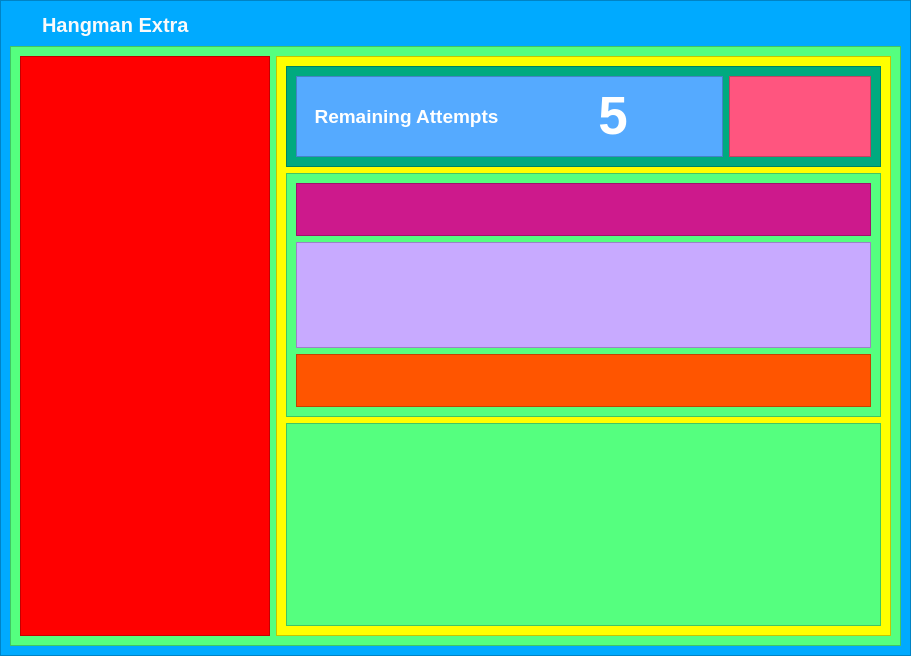
Old version of the form assets/ui/main.ui in the repository cis3296f22/prj-04-hangmanai.
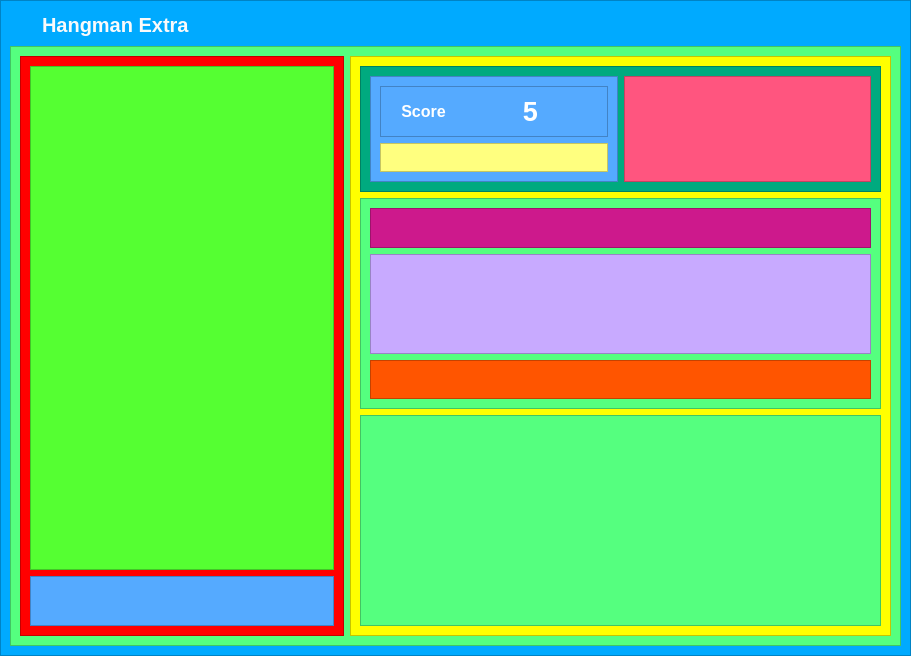
New version of the form. Icons and pictures are not drawn.

Commit message: Life view created and connected with game

Patch:
```diff
--- a/assets/ui/main.ui
+++ b/assets/ui/main.ui
@@ -279,9 +279,9 @@
         </property>
         <layout class="QHBoxLayout" name="horizontalLayout_2">
          <item>
-          <widget class="QFrame" name="hangmanView">
+          <widget class="QFrame" name="hangmanViewContainer">
            <property name="sizePolicy">
-            <sizepolicy hsizetype="Fixed" vsizetype="Preferred">
+            <sizepolicy hsizetype="Minimum" vsizetype="Preferred">
              <horstretch>3</horstretch>
              <verstretch>0</verstretch>
             </sizepolicy>
@@ -302,12 +302,52 @@
            <property name="frameShadow">
             <enum>QFrame::Raised</enum>
            </property>
+           <layout class="QVBoxLayout" name="verticalLayout_6">
+            <item>
+             <widget class="QFrame" name="hangmanView">
+              <property name="sizePolicy">
+               <sizepolicy hsizetype="Preferred" vsizetype="Preferred">
+                <horstretch>0</horstretch>
+                <verstretch>10</verstretch>
+               </sizepolicy>
+              </property>
+              <property name="styleSheet">
+               <string notr="true">background-color: rgb(85, 255, 50);</string>
+              </property>
+              <property name="frameShape">
+               <enum>QFrame::StyledPanel</enum>
+              </property>
+              <property name="frameShadow">
+               <enum>QFrame::Raised</enum>
+              </property>
+             </widget>
+            </item>
+            <item>
+             <widget class="QFrame" name="lifeView">
+              <property name="sizePolicy">
+               <sizepolicy hsizetype="Preferred" vsizetype="MinimumExpanding">
+                <horstretch>0</horstretch>
+                <verstretch>1</verstretch>
+               </sizepolicy>
+              </property>
+              <property name="styleSheet">
+               <string notr="true">background-color: rgb(85, 170, 255);</string>
+              </property>
+              <property name="frameShape">
+               <enum>QFrame::StyledPanel</enum>
+              </property>
+              <property name="frameShadow">
+               <enum>QFrame::Raised</enum>
+              </property>
+             </widget>
+            </item>
+           </layout>
           </widget>
          </item>
          <item>
           <widget class="QFrame" name="gameContentsView">
            <property name="sizePolicy">
-            <sizepolicy hsizetype="Preferred" vsizetype="Preferred">
+            <sizepolicy hsizetype="MinimumExpanding" vsizetype="Preferred">
              <horstretch>5</horstretch>
              <verstretch>0</verstretch>
             </sizepolicy>
@@ -333,7 +373,7 @@
               <property name="sizePolicy">
                <sizepolicy hsizetype="Preferred" vsizetype="Preferred">
                 <horstretch>0</horstretch>
-                <verstretch>2</verstretch>
+                <verstretch>3</verstretch>
                </sizepolicy>
               </property>
               <property name="styleSheet">
@@ -350,7 +390,7 @@
                 <widget class="QFrame" name="remainingAttemptsContainerView">
                  <property name="sizePolicy">
                   <sizepolicy hsizetype="Preferred" vsizetype="Preferred">
-                   <horstretch>3</horstretch>
+                   <horstretch>2</horstretch>
                    <verstretch>0</verstretch>
                   </sizepolicy>
                  </property>
@@ -363,16 +403,37 @@
                  <property name="frameShadow">
                   <enum>QFrame::Raised</enum>
                  </property>
-                 <layout class="QHBoxLayout" name="horizontalLayout_4">
+                 <layout class="QVBoxLayout" name="verticalLayout_7">
                   <item>
-                   <widget class="QLabel" name="remaningAttemptsLabel">
+                   <widget class="QFrame" name="frame">
+                    <property name="sizePolicy">
+                     <sizepolicy hsizetype="Preferred" vsizetype="Preferred">
+                      <horstretch>1</horstretch>
+                      <verstretch>1</verstretch>
+                     </sizepolicy>
+                    </property>
+                    <property name="frameShape">
+                     <enum>QFrame::StyledPanel</enum>
+                    </property>
+                    <property name="frameShadow">
+                     <enum>QFrame::Raised</enum>
+                    </property>
+                    <layout class="QHBoxLayout" name="horizontalLayout">
+                     <item>
+                      <widget class="QLabel" name="scoreLabel">
+                       <property name="sizePolicy">
+                        <sizepolicy hsizetype="Preferred" vsizetype="Preferred">
+                         <horstretch>1</horstretch>
+                         <verstretch>0</verstretch>
+                        </sizepolicy>
+                       </property>
                     <property name="styleSheet">
                      <string notr="true">color: white;
-font-size: 14pt;
+font-size: 12pt;
 font-weight: bold;</string>
                     </property>
                     <property name="text">
-                     <string>Remaining Attempts</string>
+                        <string>Score</string>
                     </property>
                     <property name="alignment">
                      <set>Qt::AlignCenter</set>
@@ -381,9 +442,15 @@
                   </item>
                   <item>
                    <widget class="QLabel" name="remainingAttemptsNumLabel">
+                       <property name="sizePolicy">
+                        <sizepolicy hsizetype="Preferred" vsizetype="Preferred">
+                         <horstretch>2</horstretch>
+                         <verstretch>0</verstretch>
+                        </sizepolicy>
+                       </property>
                     <property name="styleSheet">
                      <string notr="true">color: white;
-font-size: 40pt;
+font-size: 20pt;
 font-weight: bold;</string>
                     </property>
                     <property name="text">
@@ -401,10 +468,32 @@
                 </widget>
                </item>
                <item>
+                   <widget class="QFrame" name="frame_2">
+                    <property name="sizePolicy">
+                     <sizepolicy hsizetype="Preferred" vsizetype="Preferred">
+                      <horstretch>1</horstretch>
+                      <verstretch>1</verstretch>
+                     </sizepolicy>
+                    </property>
+                    <property name="styleSheet">
+                     <string notr="true">background-color: rgb(255, 255, 127);</string>
+                    </property>
+                    <property name="frameShape">
+                     <enum>QFrame::StyledPanel</enum>
+                    </property>
+                    <property name="frameShadow">
+                     <enum>QFrame::Raised</enum>
+                    </property>
+                   </widget>
+                  </item>
+                 </layout>
+                </widget>
+               </item>
+               <item>
                 <widget class="QFrame" name="cameraView">
                  <property name="sizePolicy">
                   <sizepolicy hsizetype="Preferred" vsizetype="Preferred">
-                   <horstretch>1</horstretch>
+                   <horstretch>2</horstretch>
                    <verstretch>0</verstretch>
                   </sizepolicy>
                  </property>
@@ -427,7 +516,7 @@
               <property name="sizePolicy">
                <sizepolicy hsizetype="Preferred" vsizetype="Preferred">
                 <horstretch>0</horstretch>
-                <verstretch>6</verstretch>
+                <verstretch>5</verstretch>
                </sizepolicy>
               </property>
               <property name="styleSheet">
```
Left out of the diff: 2 changed lines with no effect on the pictures. Lines whose indentation alone changed are shown as unchanged. The commit also changes 6 other files.
